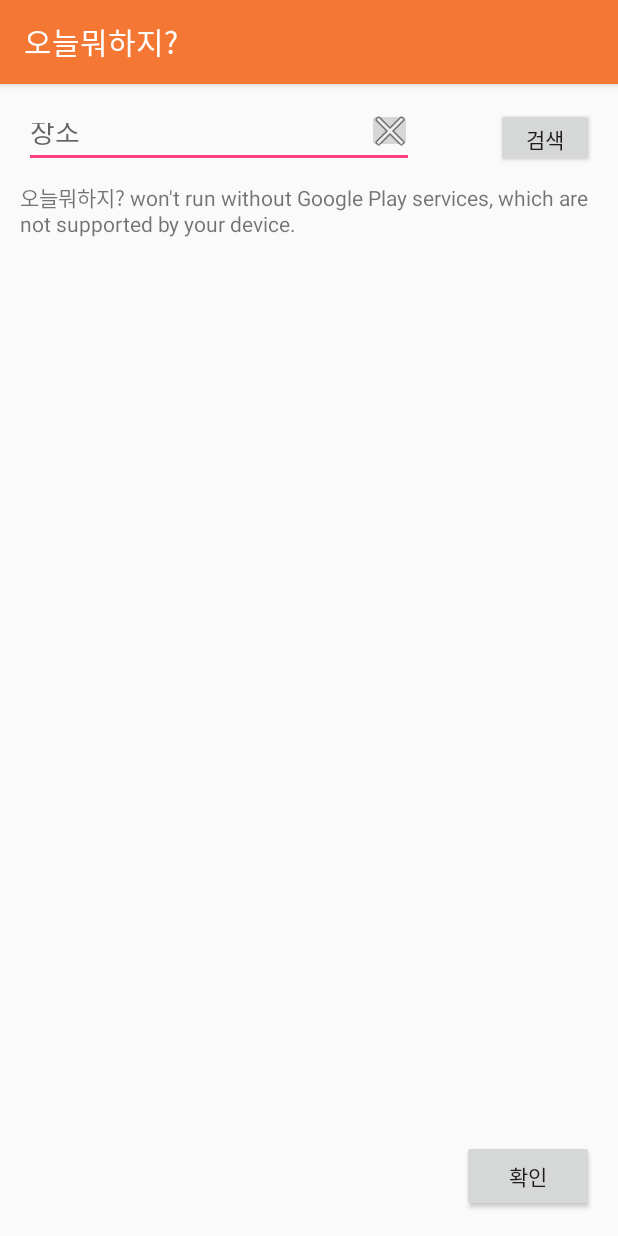
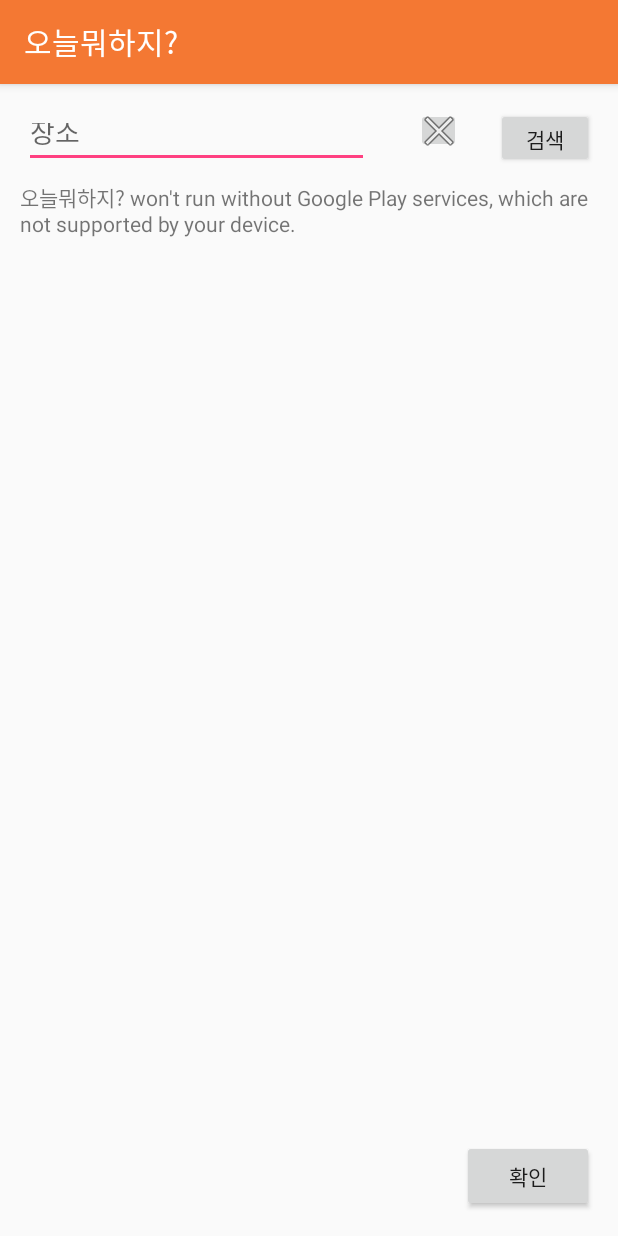
Before and after one commit to insangwabcho/DoWhat, an Android app: the PositionActivity screen opened directly, with no data from a screen before it, on a phone screen of 412 x 824 dp. Run offline under Robolectric (Android 15) with nearby library versions, the phone set to English and light mode, and no system bars.

Commit message:
Merge remote-tracking branch 'origin/master'
# Conflicts:
#	.gradle/3.3/taskArtifacts/fileHashes.bin
#	.gradle/3.3/taskArtifacts/fileSnapshots.bin
#	.gradle/3.3/taskArtifacts/taskArtifacts.bin
#	.gradle/3.3/taskArtifacts/taskArtifacts.lock
#	.idea/libraries/animated_vector_drawable_25_3_1.xml
#	.idea/libraries/appcompat_v7_25_3_1.xml
#	.idea/libraries/constraint_layout_1_0_2.xml
#	.idea/libraries/espresso_core_2_2_2.xml
#	.idea/libraries/espresso_idling_resource_2_2_2.xml
#	.idea/libraries/exposed_instrumentation_api_publish_0_5.xml
#	.idea/libraries/rules_0_5.xml
#	.idea/libraries/runner_0_5.xml
#	.idea/libraries/support_compat_25_3_1.xml
#	.idea/libraries/support_core_ui_25_3_1.xml
#	.idea/libraries/support_core_utils_25_3_1.xml
#	.idea/libraries/support_fragment_25_3_1.xml
#	.idea/libraries/support_media_compat_25_3_1.xml
#	.idea/libraries/support_v4_25_3_1.xml
#	.idea/libraries/support_vector_drawable_25_3_1.xml
#	app/src/main/res/layout/calendar_sangjin.xml

```diff
--- a/app/src/main/res/layout/position_kwanwoo.xml
+++ b/app/src/main/res/layout/position_kwanwoo.xml
@@ -36,7 +36,7 @@
 
     <EditText
         android:id="@+id/editPlace"
-        android:layout_width="260dp"
+        android:layout_width="230dp"
         android:layout_height="40dp"
         android:layout_alignParentTop="true"
         android:layout_marginBottom="8dp"
@@ -46,6 +46,8 @@
         android:layout_marginStart="16dp"
         android:layout_marginTop="16dp"
         android:hint="장소"
+        android:inputType="text"
+        android:maxLines="1"
         app:layout_constraintBottom_toBottomOf="parent"
         app:layout_constraintHorizontal_bias="0.0"
         app:layout_constraintLeft_toLeftOf="parent"
@@ -100,17 +102,17 @@
         android:layout_width="30dp"
         android:layout_height="30dp"
         android:layout_marginBottom="8dp"
-        android:layout_marginLeft="8dp"
-        android:layout_marginRight="0dp"
         android:layout_marginTop="16dp"
         android:onClick="onClick"
         app:layout_constraintBottom_toBottomOf="parent"
-        app:layout_constraintHorizontal_bias="0.995"
-        app:layout_constraintLeft_toLeftOf="parent"
-        app:layout_constraintRight_toRightOf="@+id/editPlace"
         app:layout_constraintTop_toTopOf="parent"
         app:layout_constraintVertical_bias="0.0"
         app:srcCompat="@android:drawable/ic_menu_close_clear_cancel"
-        tools:layout_constraintRight_creator="1" />
+        tools:layout_constraintRight_creator="1"
+        android:layout_marginLeft="8dp"
+        app:layout_constraintLeft_toLeftOf="parent"
+        android:layout_marginRight="8dp"
+        app:layout_constraintRight_toRightOf="parent"
+        app:layout_constraintHorizontal_bias="0.736" />
 
 </android.support.constraint.ConstraintLayout>
```
Also changed, not shown: app/src/main/java/com/comnawa/dowhat/kwanwoo/PositionActivity.java (+2 -6 lines).
